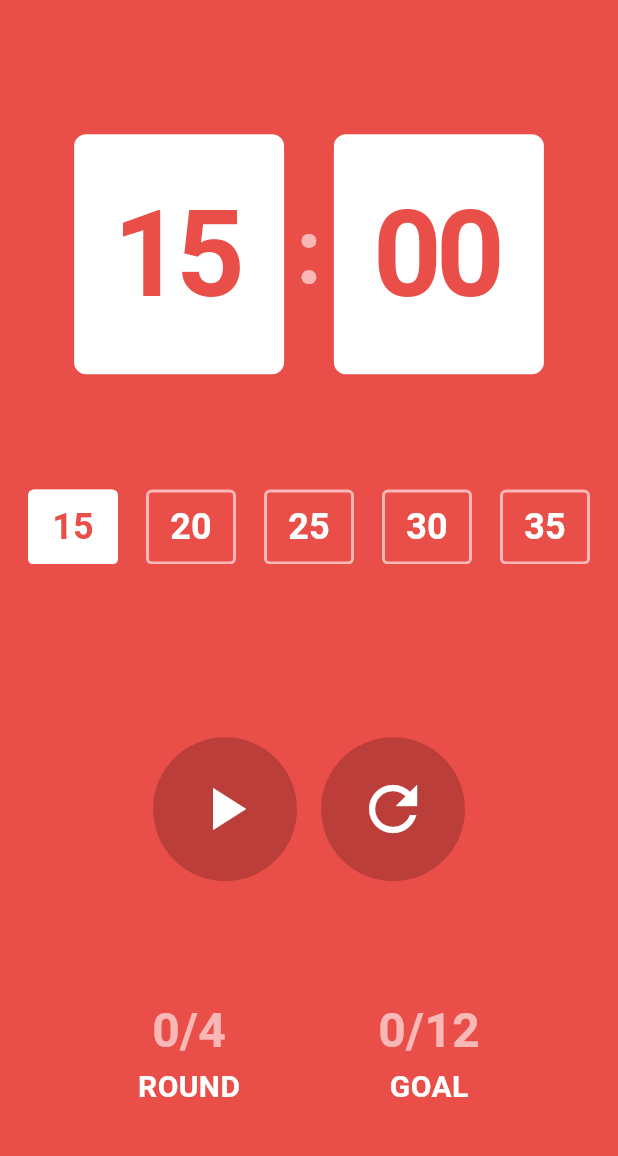
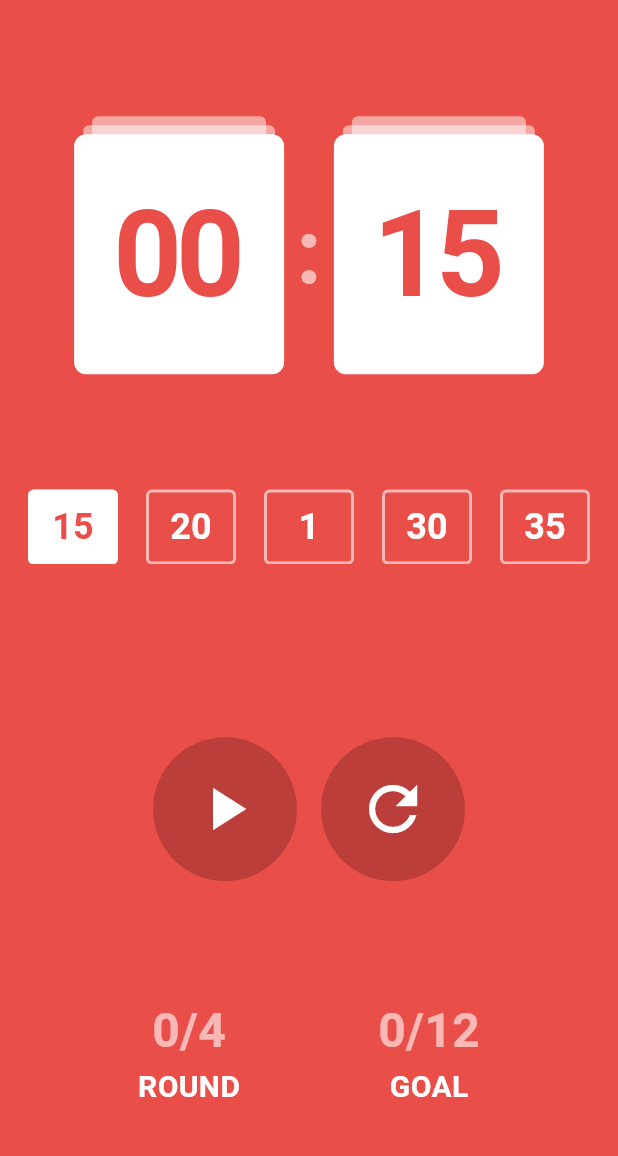
Before and after one commit to 0407chan/flutter_challenge_pomodoro, a Flutter app: the screen it shows after launch, after a tap on "15", on a phone screen of 412 x 824 dp, the part 65-1221 px from its top. Run offline on Flutter 3.47's test engine with Material 3 defaults, Android fonts, the phone set to English and light mode, and no system bars; our stand-ins replace confetti; Roboto replaces fonts that are missing (pretendard).

Commit message:
feat: card뒤에 디자인 효과 추가

```diff
--- a/lib/components/counter_card.dart
+++ b/lib/components/counter_card.dart
@@ -13,22 +13,51 @@ class CounterCard extends StatelessWidget {
 
   @override
   Widget build(BuildContext context) {
+    return TweenAnimationBuilder<Color?>(
+      tween: ColorTween(
+        begin: isBreak ? AppColors.white : AppColors.primary,
+        end: isBreak ? AppColors.primary : AppColors.white,
+      ),
+      duration: const Duration(milliseconds: 200),
+      curve: Curves.easeInOut,
+      builder: (context, color, child) {
         return Stack(
+          clipBehavior: Clip.none,
           alignment: Alignment.center,
           children: [
-        AnimatedContainer(
-          duration: const Duration(milliseconds: 200),
-          curve: Curves.easeInOut,
+            // 뒤쪽 박스들
+            for (int i = 2; i > 0; i--)
+              Positioned(
+                top: -i * 6.0,
+                left: i * 6.0,
+                right: i * 6.0,
+                child: Container(
                   width: 140,
+                  height: 160,
                   decoration: BoxDecoration(
-            color: isBreak ? AppColors.primary : AppColors.white,
+                    color: isBreak
+                        ? AppColors.whiteSecondary.withOpacity(0.1)
+                        : AppColors.white.withOpacity(0.5),
+                    borderRadius: BorderRadius.circular(4),
+                    border: Border.all(
+                      color: AppColors.whiteSecondary.withOpacity(0),
+                      width: 1,
+                    ),
+                  ),
+                ),
+              ),
+            // 메인 박스
+            Container(
+              width: 140,
+              height: 160,
+              decoration: BoxDecoration(
+                color: color,
                 borderRadius: BorderRadius.circular(8),
                 border: Border.all(
                   color: isBreak ? AppColors.whiteSecondary : AppColors.white,
                   width: 2,
                 ),
               ),
-          height: 160,
               alignment: Alignment.center,
               child: Text(
                 text,
@@ -42,5 +71,7 @@ class CounterCard extends StatelessWidget {
             ),
           ],
         );
+      },
+    );
   }
 }
--- a/lib/screens/pomodoro_screen.dart
+++ b/lib/screens/pomodoro_screen.dart
@@ -8,7 +8,7 @@ import 'package:pomodoro/components/time_select_button.dart';
 import 'package:pomodoro/components/timer_button.dart';
 import 'package:pomodoro/constants/color.dart';
 
-const int MINUTES = 60;
+const int MINUTES = 1;
 
 class PomodoroScreen extends StatefulWidget {
   const PomodoroScreen({super.key});
@@ -23,7 +23,7 @@ class _PomodoroScreenState extends State<PomodoroScreen> {
   List<int> timerSelector = [
     15 * MINUTES,
     20 * MINUTES,
-    25 * MINUTES,
+    1 * MINUTES,
     30 * MINUTES,
     35 * MINUTES,
   ];
@@ -195,7 +195,8 @@ class _PomodoroScreenState extends State<PomodoroScreen> {
                             onPressed: () {
                               selectTimer(i);
                             },
-                            text: (timerSelector[i] / 60).floor().toString(),
+                            text: timerSelector[i].toString(),
+                            // text: (timerSelector[i] / 60).floor().toString(),
                             isSelected: currentTimerIndex == i,
                           ),
                       ],
```
Lines whose indentation alone changed are shown as unchanged.
